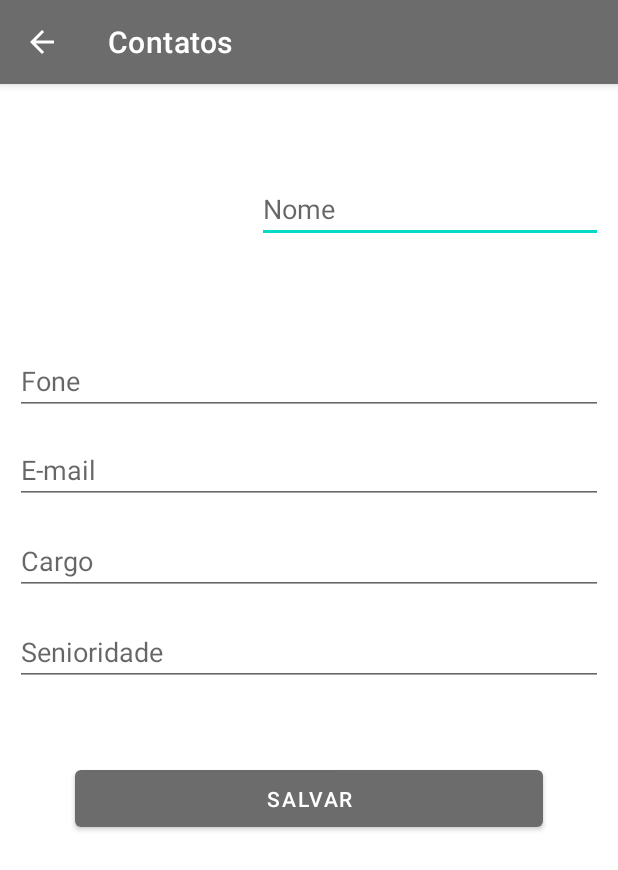
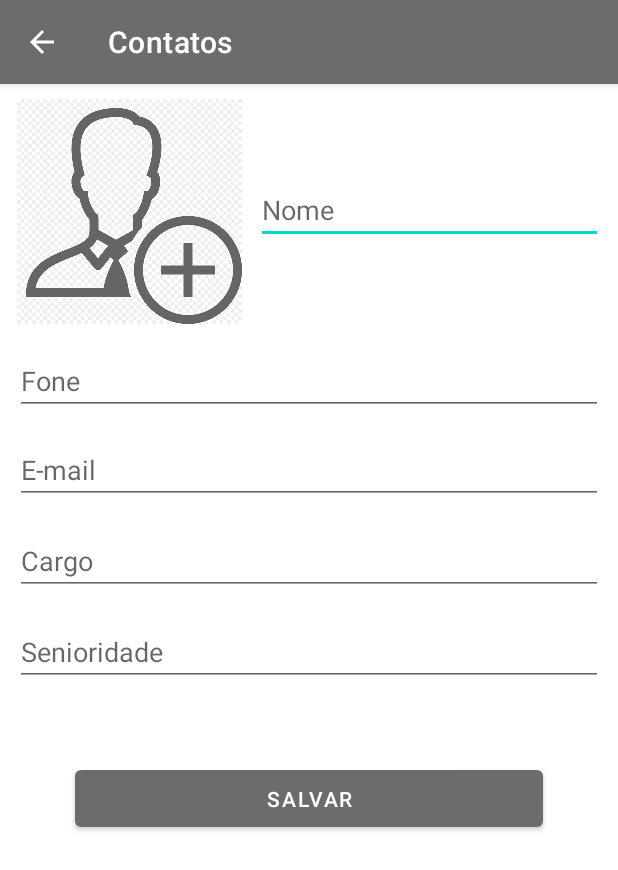
Before and after one commit to Gustavo-Soares94/app-hunting-ti, an Android app: the ContatosActivity screen opened directly, with no data from a screen before it, on a phone screen of 412 x 824 dp. Shown: the top 870 px of the screen. Run offline under Robolectric (Android 15) with nearby library versions, the phone set to English and light mode, and no system bars; 7 statements that could not run were skipped.

Commit message:
Ajustes finais

```diff
--- a/app/src/main/res/layout/activity_contatos.xml
+++ b/app/src/main/res/layout/activity_contatos.xml
@@ -13,15 +13,16 @@
         android:id="@+id/fotoContato"
         android:layout_width="150dp"
         android:layout_height="150dp"
+        android:background="@android:color/transparent"
         android:layout_alignParentStart="true"
         android:layout_alignParentLeft="true"
         android:layout_alignParentTop="true"
         android:layout_marginStart="11dp"
         android:layout_marginLeft="11dp"
         android:layout_marginTop="10dp"
-        android:background="@null"
+        android:alpha="0.6"
         android:scaleType="fitXY"
-        tools:srcCompat="@drawable/ic_user" />
+        android:src="@drawable/png_clipart_computer_icons_user_avatar_management_add_icon_smiley_business" />
 
     <EditText
         android:id="@+id/nomeContato"
@@ -30,12 +31,12 @@
         android:layout_alignBottom="@+id/fotoContato"
         android:layout_alignParentTop="true"
         android:layout_alignParentRight="true"
-        android:layout_marginStart="10dp"
-        android:layout_marginLeft="10dp"
-        android:layout_marginTop="61dp"
+        android:layout_marginStart="9dp"
+        android:layout_marginLeft="9dp"
+        android:layout_marginTop="62dp"
         android:layout_marginEnd="10dp"
-        android:layout_marginRight="10dp"
-        android:layout_marginBottom="54dp"
+        android:layout_marginRight="11dp"
+        android:layout_marginBottom="53dp"
         android:layout_toEndOf="@+id/fotoContato"
         android:layout_toRightOf="@+id/fotoContato"
         android:ems="10"
--- a/app/src/main/res/layout/list_header.xml
+++ b/app/src/main/res/layout/list_header.xml
@@ -15,6 +15,7 @@
         android:layout_marginStart="10dp"
         android:layout_marginLeft="10dp"
         android:layout_marginTop="18dp"
+        android:alpha="0.3"
         android:background="@null"
         app:srcCompat="@drawable/seguindo" />
 
```
Also changed, not shown: app/src/main/res/drawable/png_clipart_computer_icons_user_avatar_management_add_icon_smiley_business.png (added).
